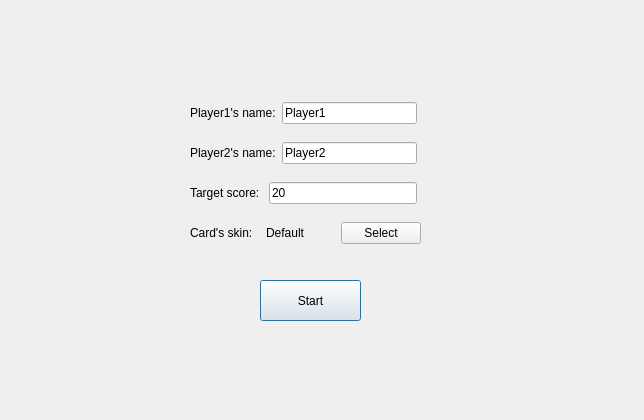
alexwu727/cardFlipGame, file CardFlipGame/gamesetting.ui: the form before one commit.
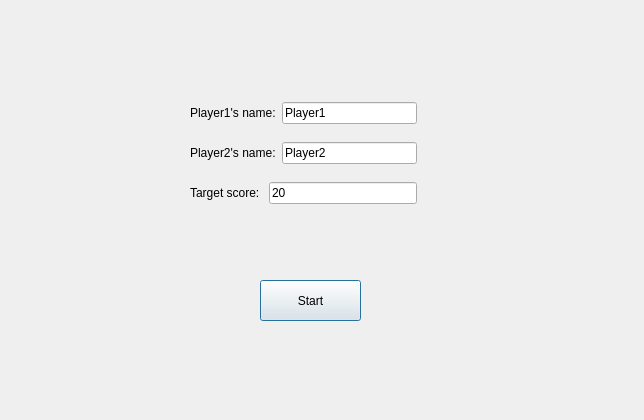
The form after the commit.

Commit message: remove skin setting

Patch:
```diff
--- a/CardFlipGame/gamesetting.ui
+++ b/CardFlipGame/gamesetting.ui
@@ -78,39 +78,6 @@
     </item>
    </layout>
   </widget>
-  <widget class="QWidget" name="">
-   <property name="geometry">
-    <rect>
-     <x>190</x>
-     <y>220</y>
-     <width>231</width>
-     <height>26</height>
-    </rect>
-   </property>
-   <layout class="QHBoxLayout" name="cardSkin">
-    <item>
-     <widget class="QLabel" name="currentCardSkin">
-      <property name="text">
-       <string>Card's skin: </string>
-      </property>
-     </widget>
-    </item>
-    <item>
-     <widget class="QLabel" name="label_cardSkin">
-      <property name="text">
-       <string>Default</string>
-      </property>
-     </widget>
-    </item>
-    <item>
-     <widget class="QPushButton" name="pushButton_selectCardSkin">
-      <property name="text">
-       <string>Select</string>
-      </property>
-     </widget>
-    </item>
-   </layout>
-  </widget>
   <widget class="QWidget" name="">
    <property name="geometry">
     <rect>
```
